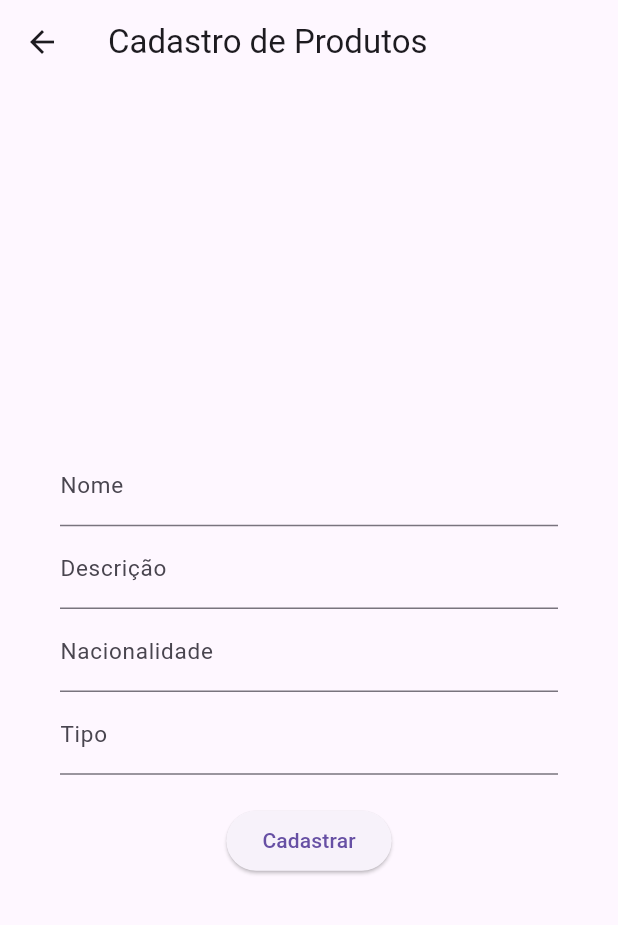
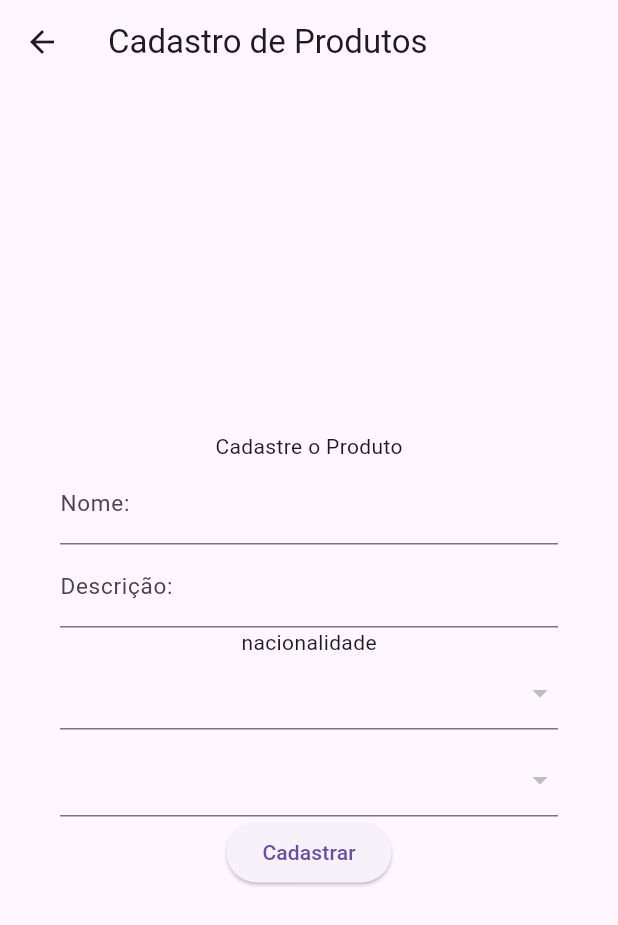
Before and after one commit to CarlosHoracioGg/ParaisoDoCafe, a Flutter app: the TelaCadProduto screen opened directly, after a tap on "Cadastrar", on a phone screen of 412 x 824 dp. Shown: the top 925 px of the screen. Run offline on Flutter 3.47's test engine with Material 3 defaults, Android fonts, the light colour scheme and no system bars; our stand-ins replace sqflite; accounts and stored records are empty.

Commit message:
Tela de Cadastro de Produtos Concluida

```diff
--- a/lib/banco/produto_dao.dart
+++ b/lib/banco/produto_dao.dart
@@ -4,14 +4,40 @@
 
 class ProdutoDAO {
 
-  static Future<int> cadastroProduto(String nome, String descricao, String nacionalidade, String tipo) async{
+  static Future<int> cadastroProduto(String nome, String descricao, int? nacionalidade, int? tipo) async{
 
     final db = await DatabaseHelper.getDatabase();
 
     final dados = {
       'nm_cafe': nome,
       'desc_cafe': descricao,
-      'id_nacionalidade':
+      'id_nacionalidade':nacionalidade,
+      'id_tipo': tipo
+    };
+
+    try {
+      int id = await db.insert('tb_cafe', dados);
+      return id;
+    } catch (e) {
+      print("Erro ao cadastrar: $e");
+      return -1;
+    }
+  }
+
+
+
+  static Future imprimir() async {
+    final db = await DatabaseHelper.getDatabase();
+
+    final resultado = await db.query('tb_cafe');
+
+    if (resultado.isEmpty) {
+      print("A tabela tb_cafe está vazia.");
+    }  else {
+      print("📌 Produtos Cadastrados:");
+      for (var cafe in resultado) {
+        print(cafe);
+      }
     }
   }
 }
--- a/lib/main.dart
+++ b/lib/main.dart
@@ -1,5 +1,6 @@
 import 'package:flutter/material.dart';
 import 'package:paraisodocafe/telas/tela_cad_nac_tipo.dart';
+import 'package:paraisodocafe/telas/tela_cad_produto.dart';
 import 'package:paraisodocafe/telas/tela_cad_usuario.dart';
 
 void main() {
@@ -16,7 +17,7 @@
     return MaterialApp(
       // desativa o modo banner ( que exibe conteudo).
       debugShowCheckedModeBanner: false,
-      home: TelaCadNT(),
+      home: TelaCadProduto(),
 
     );
   }
--- a/lib/telas/tela_cad_produto.dart
+++ b/lib/telas/tela_cad_produto.dart
@@ -1,46 +1,132 @@
 import 'package:flutter/cupertino.dart';
 import 'package:flutter/material.dart';
+import 'package:paraisodocafe/banco/nacionalidade_dao.dart';
+import 'package:paraisodocafe/banco/produto_dao.dart';
+import 'package:paraisodocafe/banco/tipo_dao.dart';
+import 'package:paraisodocafe/models/nacionalidade.dart';
+import 'package:paraisodocafe/models/tipo.dart';
+import 'package:paraisodocafe/telas/tela_home.dart';
 
-class TelaCadProduto extends StatefulWidget {
+class TelaCadProduto extends StatefulWidget{
+    TelaCadProduto ({super.key});
     @override
-  TelaCadProdutoState createState() => TelaCadProdutoState();
+    State<TelaCadProduto> createState() => TelaCadProdutoState();
+}
+class TelaCadProdutoState extends State<TelaCadProduto>{
+  //Itens de Nacionalidade
+  String? nacionalidadeSelecionada;
+  List<Nacionalidade> nacioExistente = [];
+  int? nacId;
+
+  //Itens de Tipo
+  String? tipoSelecionado;
+  List<Tipo> tipoExistente = [];
+  int? tipoId;
+
+  //Dados dos Text Fields
+  TextEditingController nomeController = TextEditingController();
+  TextEditingController descController = TextEditingController();
+
+  @override
+  void initState(){
+    super.initState();
+    carregarNacionalidades();
+    carregarTipos();
   }
 
-class TelaCadProdutoState extends State<TelaCadProduto>{
-  final TextEditingController nomeController = TextEditingController();
-  final TextEditingController descricaoController = TextEditingController();
-  final TextEditingController nacionalidadeController = TextEditingController();
-  final TextEditingController tipoController = TextEditingController();
+  Future<void> carregarNacionalidades()async{
+    final listar = await NacionalidadeDAO.listarTodos();
+    setState(() {
+      nacioExistente = listar;
+    });
+  }
+
+  Future<void> carregarTipos()async{
+    final listar = await TipoDAO.listarTodos();
+    setState(() {
+      tipoExistente = listar;
+    });
+  }
 
   @override
+
   Widget build(BuildContext context){
     return Scaffold(
-      appBar: AppBar(title: const Text("Cadastro de Produtos"),
-      ),
+      appBar: AppBar(title: const Text('Cadastro de Produtos'),),
       body: Padding(padding: EdgeInsets.all(40),
       child: Column(
         mainAxisAlignment: MainAxisAlignment.center,
         children: [
-            TextField(
-              decoration: InputDecoration(labelText: 'Nome',labelStyle: TextStyle(fontSize: 15)),
+          Text("Cadastre o Produto"),
+          TextFormField(
+            decoration: InputDecoration(labelText: 'Nome:', labelStyle: TextStyle(fontSize: 15)),
             controller: nomeController,
           ),
-            TextField(
-              decoration: InputDecoration(labelText: 'Descrição', labelStyle: TextStyle(fontSize: 15)),
-              controller: descricaoController,
+          TextFormField(
+            decoration: InputDecoration(labelText: 'Descrição:', labelStyle: TextStyle(fontSize: 15)),
+            controller: descController,
           ),
-            TextField(
-              decoration: InputDecoration(labelText: 'Nacionalidade', labelStyle: TextStyle(fontSize: 15)),
-              controller: nacionalidadeController,
+          Text("nacionalidade"),
+
+          //Lista Nacionalidade
+          DropdownButtonFormField<String>(
+              items: nacioExistente.map((nacionalidade){
+                return DropdownMenuItem<String>(
+                    value: nacionalidade.nome,
+                    child: Text("${nacionalidade.nome}"),
+                );
+              }).toList(), onChanged: (value) {
+              nacionalidadeSelecionada = value;
+              Nacionalidade nacSelecionada = nacioExistente.firstWhere(
+                  (nacionalidade)=>nacionalidade.nome == value,
+              );
+              nacId = nacSelecionada.id;
+          }
           ),
-            TextField(
-              decoration: InputDecoration(labelText: 'Tipo', labelStyle: TextStyle(fontSize: 15)),
-              controller: tipoController,
-            ),
-            const SizedBox(height: 20),
+          const SizedBox(height: 10,),
+
+          //Lista Tipos
+          DropdownButtonFormField<String>(
+              items: tipoExistente.map((tipo){
+                return DropdownMenuItem<String>(
+                  value: tipo.nome,
+                  child: Text("${tipo.nome}"),
+                );
+              }).toList() ,
+              onChanged: (value) {
+                tipoSelecionado = value;
+                Tipo tipoSelecionados = tipoExistente.firstWhere(
+                    (tipo)=>tipo.nome == value,
+                );
+                tipoId = tipoSelecionados.id;
+              }),
           ElevatedButton(onPressed: ()async{
+            final sucesso = await ProdutoDAO.cadastroProduto(
+            nomeController.text, descController.text, nacId, tipoId
+            );
 
+            final imprimir = await ProdutoDAO.imprimir();
+
+            if (sucesso > 0) {
+              ScaffoldMessenger.of(context).showSnackBar(
+                  SnackBar(
+                    content: Text(
+                        "Produto: ${nomeController} cadastrado com sucesso! "),
+                    backgroundColor: Colors.green,)
+              );
+              Navigator.push(context,
+                  MaterialPageRoute(builder: (context) => TelaHome())
+              );
+
+              return imprimir;
+            } else {
+              ScaffoldMessenger.of(context).showSnackBar(
+                  SnackBar(content: Text("Login ou sennha inválidos."))
+              );
+            }
           }, child: Text("Cadastrar"))
+
+
         ],
       ),
       ),
```
Also changed, not shown: lib/banco/nacionalidade_dao.dart (+17 -0 lines), lib/banco/tipo_dao.dart (+16 -0 lines), lib/telas/tela_cad_nac_tipo.dart (+30 -4 lines), pubspec.lock. Lines whose indentation alone changed are shown as unchanged.
